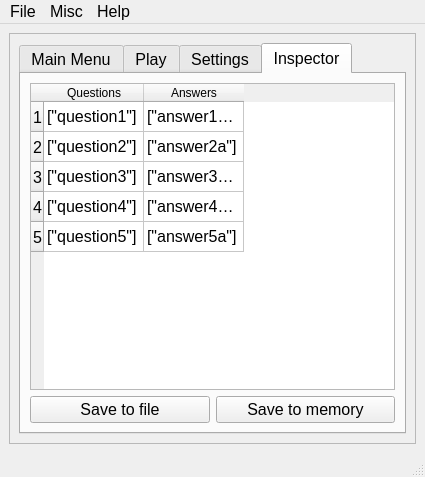
Old version of the form v2/main.ui in the repository LuuppiChan/luupycards.
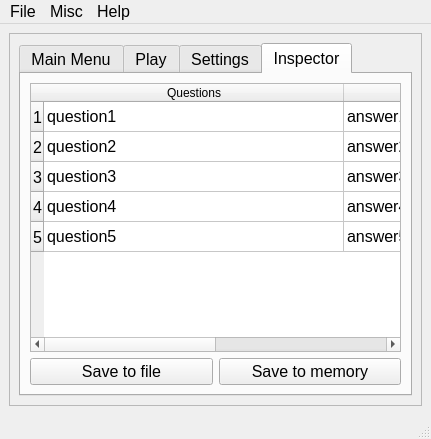
New version of the form. The open tabs and pages were chosen to show the change. Icons and pictures are not drawn.

```diff
--- a/v2/main.ui
+++ b/v2/main.ui
@@ -6,8 +6,8 @@
    <rect>
     <x>0</x>
     <y>0</y>
-    <width>425</width>
-    <height>477</height>
+    <width>431</width>
+    <height>439</height>
    </rect>
   </property>
   <property name="font">
@@ -40,8 +40,8 @@
         <rect>
          <x>0</x>
          <y>0</y>
-         <width>409</width>
-         <height>400</height>
+         <width>415</width>
+         <height>362</height>
         </rect>
        </property>
        <layout class="QGridLayout" name="gridLayout_11">
@@ -1012,6 +1012,18 @@
               <property name="frameShape">
                <enum>QFrame::StyledPanel</enum>
               </property>
+              <attribute name="horizontalHeaderCascadingSectionResizes">
+               <bool>true</bool>
+              </attribute>
+              <attribute name="horizontalHeaderDefaultSectionSize">
+               <number>300</number>
+              </attribute>
+              <attribute name="horizontalHeaderShowSortIndicator" stdset="0">
+               <bool>false</bool>
+              </attribute>
+              <attribute name="horizontalHeaderStretchLastSection">
+               <bool>true</bool>
+              </attribute>
               <row>
                <property name="text">
                 <string>1</string>
@@ -1049,52 +1061,52 @@
               </column>
               <item row="0" column="0">
                <property name="text">
-                <string>[&quot;question1&quot;]</string>
+                <string>question1</string>
                </property>
               </item>
               <item row="0" column="1">
                <property name="text">
-                <string>[&quot;answer1a&quot;, &quot;answer1b&quot;]</string>
+                <string>answer1a;answer1b</string>
                </property>
               </item>
               <item row="1" column="0">
                <property name="text">
-                <string>[&quot;question2&quot;]</string>
+                <string>question2</string>
                </property>
               </item>
               <item row="1" column="1">
                <property name="text">
-                <string>[&quot;answer2a&quot;]</string>
+                <string>answer2a</string>
                </property>
               </item>
               <item row="2" column="0">
                <property name="text">
-                <string>[&quot;question3&quot;]</string>
+                <string>question3</string>
                </property>
               </item>
               <item row="2" column="1">
                <property name="text">
-                <string>[&quot;answer3a&quot;, &quot;answer3b&quot;, &quot;answer3c&quot;]</string>
+                <string>answer3a;answer3b;answer3c</string>
                </property>
               </item>
               <item row="3" column="0">
                <property name="text">
-                <string>[&quot;question4&quot;]</string>
+                <string>question4</string>
                </property>
               </item>
               <item row="3" column="1">
                <property name="text">
-                <string>[&quot;answer4a&quot;, &quot;answer4b&quot;]</string>
+                <string>answer4a;answer4b</string>
                </property>
               </item>
               <item row="4" column="0">
                <property name="text">
-                <string>[&quot;question5&quot;]</string>
+                <string>question5</string>
                </property>
               </item>
               <item row="4" column="1">
                <property name="text">
-                <string>[&quot;answer5a&quot;]</string>
+                <string>answer5a</string>
                </property>
               </item>
              </widget>
@@ -1149,7 +1161,7 @@
     <rect>
      <x>0</x>
      <y>0</y>
-     <width>425</width>
+     <width>431</width>
      <height>33</height>
     </rect>
    </property>
```
Left out of the diff: 6 changed lines with no effect on the pictures.
